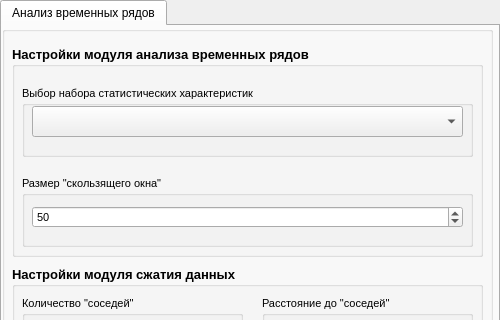
Old version of the form SOURCES/TSAC/Administrator_Ru.ui in the repository KP-Data-Mining/DM; both pictures show x 0 to 500 and y 0 to 320 of the 500 by 530 pixel window.
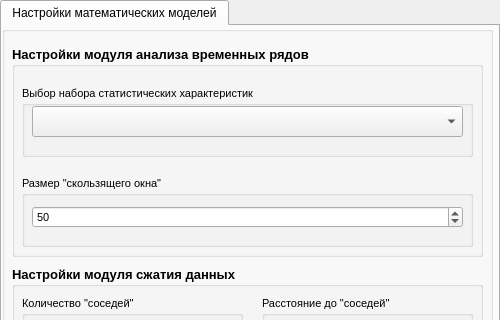
New version of the form.

Commit message: fix: Исправлен файл интерфейса (Вкладка настроек переименована)

The edit to the form file:
```diff
--- a/SOURCES/TSAC/Administrator_Ru.ui
+++ b/SOURCES/TSAC/Administrator_Ru.ui
@@ -57,7 +57,7 @@
    </property>
    <widget class="QWidget" name="TSA_tab">
     <attribute name="title">
-     <string>Анализ временных рядов</string>
+     <string>Настройки математических моделей</string>
     </attribute>
     <widget class="QWidget" name="gridLayoutWidget_3">
      <property name="geometry">
```
Left out of the diff: 22 changed lines with no effect on the pictures. The commit also changes 3 other files.
